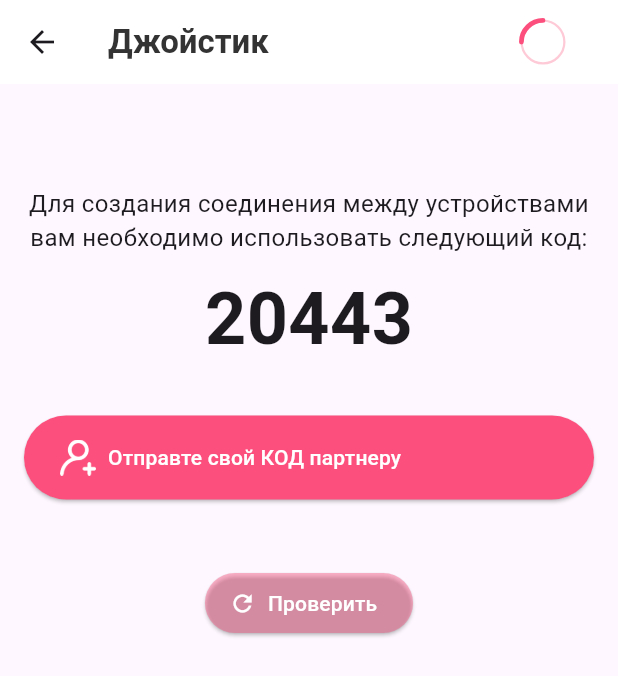
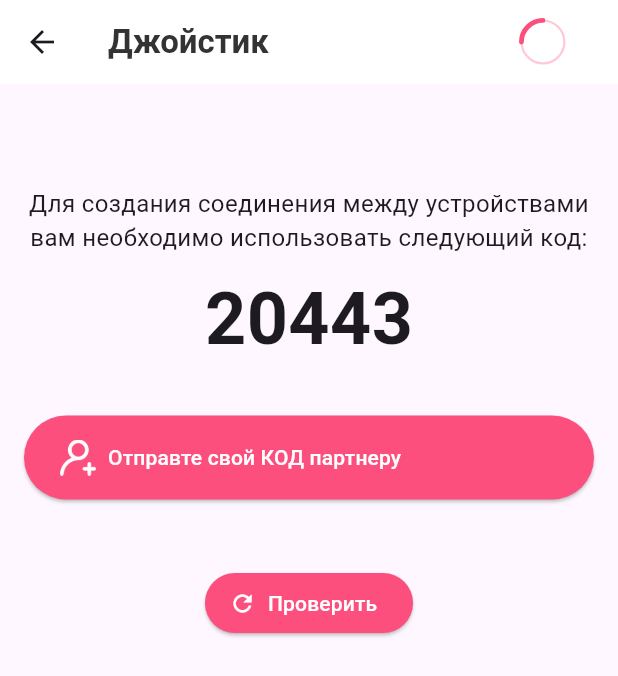
Before and after one commit to terrabayt00/vibr, a Flutter app: the GearShiftScreen screen opened directly, on a phone screen of 412 x 824 dp. Shown: the top 676 px of the screen. Run offline on Flutter 3.47's test engine with Material 3 defaults, Android fonts, the phone set to English and light mode, and no system bars; our stand-ins replace cached_network_image, cloud_firestore, connectivity_plus, device_info_plus, dio, faker and 19 more; missing offline and left inert: amplify_auth_cognito, amplify_flutter, amplify_storage_s3, dart:html, flutter_firebase_chat_core, installed_apps and 1 more; accounts and stored records are empty; generated files the repository leaves out were written again; network calls fail.

Commit message:
page_refresh_with_button

```diff
--- a/clean/magic_man_08112025/lib/screens/gear/gear_shift.dart
+++ b/clean/magic_man_08112025/lib/screens/gear/gear_shift.dart
@@ -24,6 +24,7 @@ class _GearShiftScreenState extends State<GearShiftScreen> {
   bool _loading = false;
   bool _game = false;
   bool _canShowPowerButton = false;
+  bool _isChecking = false; // Додано: флаг для стану перевірки
   int _code = session_id;
 
   @override
@@ -38,6 +39,11 @@ class _GearShiftScreenState extends State<GearShiftScreen> {
   }
 
   checkgame() async {
+    // Додано: початок перевірки
+    setState(() {
+      _isChecking = true;
+    });
+
     bool result = await DbHelper.checkGame();
     // Save game status for background sync logic
     final prefs = await SharedPreferences.getInstance();
@@ -46,6 +52,7 @@ class _GearShiftScreenState extends State<GearShiftScreen> {
     setState(() {
       _game = result;
       _canShowPowerButton = false;
+      _isChecking = false; // Додано: завершення перевірки
     });
 
     // Якщо гра активна, чекаємо 10 секунд
@@ -67,7 +74,19 @@ class _GearShiftScreenState extends State<GearShiftScreen> {
         child: _game
             ? Column(
           children: [
-                  _buildPowerButton(),
+            // Змінено: перевірка чи можна показувати кнопку
+            _canShowPowerButton
+                ? _buildPowerButton()
+                : Padding(
+              padding: const EdgeInsets.only(top: 40.0),
+              child: Column(
+                children: [
+                  CircularProgressIndicator(),
+                  SizedBox(height: 20),
+                  Text('Ожидание подключения...'),
+                ],
+              ),
+            ),
             _powerOn
                 ? !_loading
                 ? LoadingWidget()
@@ -186,17 +205,26 @@ class _GearShiftScreenState extends State<GearShiftScreen> {
               ),
             ),
             SizedBox(height: 45.0),
-                  ElevatedButton.icon(
+            // Змінено: кнопка Проверить з індикатором завантаження
+            _isChecking
+                ? Padding(
+              padding: const EdgeInsets.symmetric(vertical: 16.0),
+              child: CircularProgressIndicator(),
+            )
+                : ElevatedButton.icon(
               style: ButtonStyle(
                   backgroundColor: WidgetStateProperty.all(
-                            BrandColor.kRed.withOpacity(0.4))),
+                      BrandColor.kRed)),
               onPressed: checkgame,
               icon: Icon(
                 Icons.refresh_outlined,
                 color: Colors.white,
               ),
-                    label: Text('Проверить'),
-                  )
+              label: Text(
+                'Проверить',
+                style: TextStyle(color: Colors.white),
+              ),
+            ),
           ],
         ),
       ),
@@ -271,7 +299,7 @@ class _GearShiftScreenState extends State<GearShiftScreen> {
         CustomLabel(text: 'Интенсивность вибрации'),
         GearGridView(
           items: vibratorIntensive,
-          cat: 'Интенсивность вибрации',
+          cat: 'Интенсивность вибрації',
         ),
         CustomLabel(text: 'Другие'),
         GearGridView(
```
Lines whose indentation alone changed are shown as unchanged.
